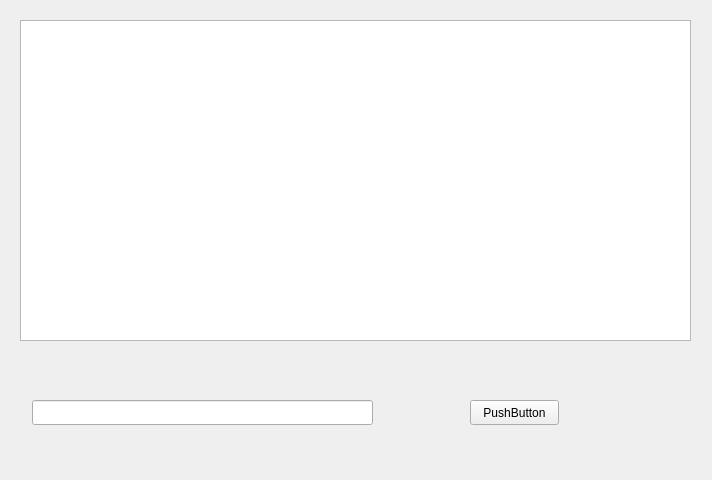
Old version of the form MATFWars/testwindow.ui in the repository Divljo31/MATFWars.
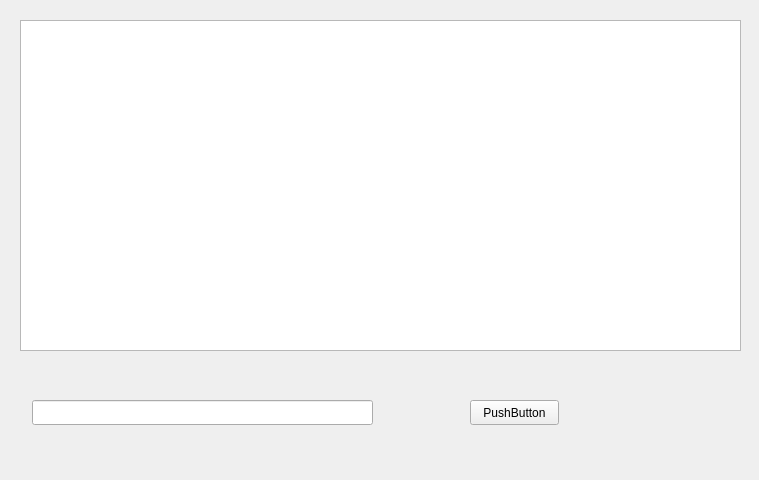
New version of the form.

Patch:
```diff
--- a/MATFWars/testwindow.ui
+++ b/MATFWars/testwindow.ui
@@ -6,7 +6,7 @@
    <rect>
     <x>0</x>
     <y>0</y>
-    <width>712</width>
+    <width>759</width>
     <height>480</height>
    </rect>
   </property>
@@ -18,8 +18,8 @@
     <rect>
      <x>20</x>
      <y>20</y>
-     <width>671</width>
-     <height>321</height>
+     <width>721</width>
+     <height>331</height>
     </rect>
    </property>
   </widget>
```
